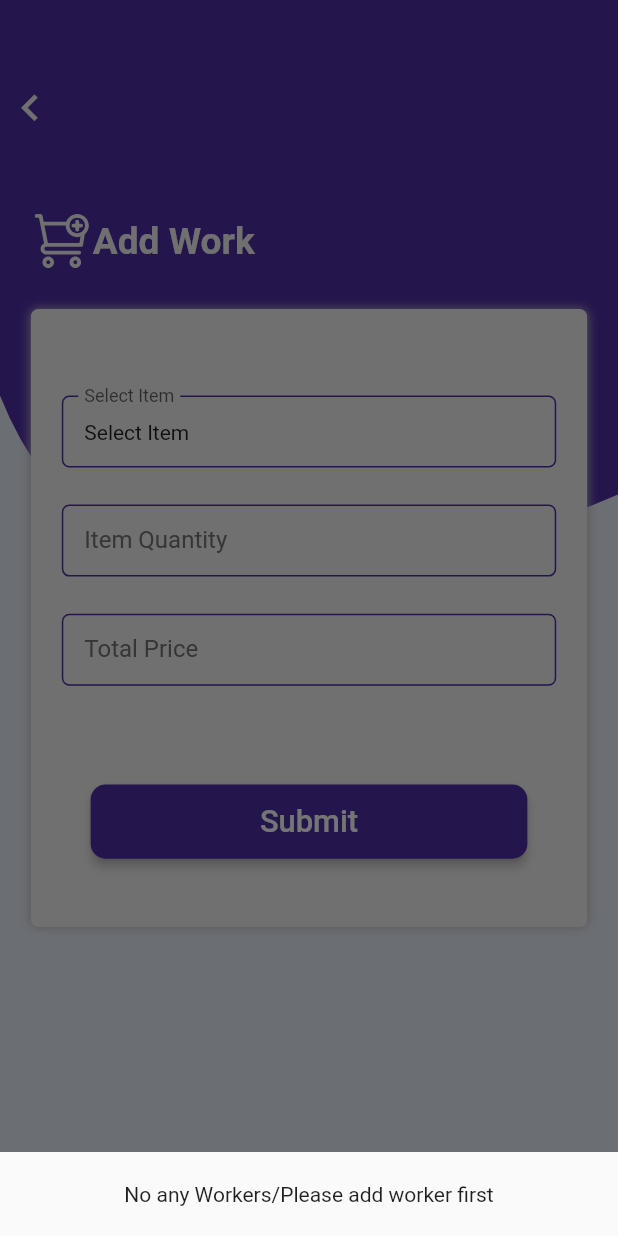
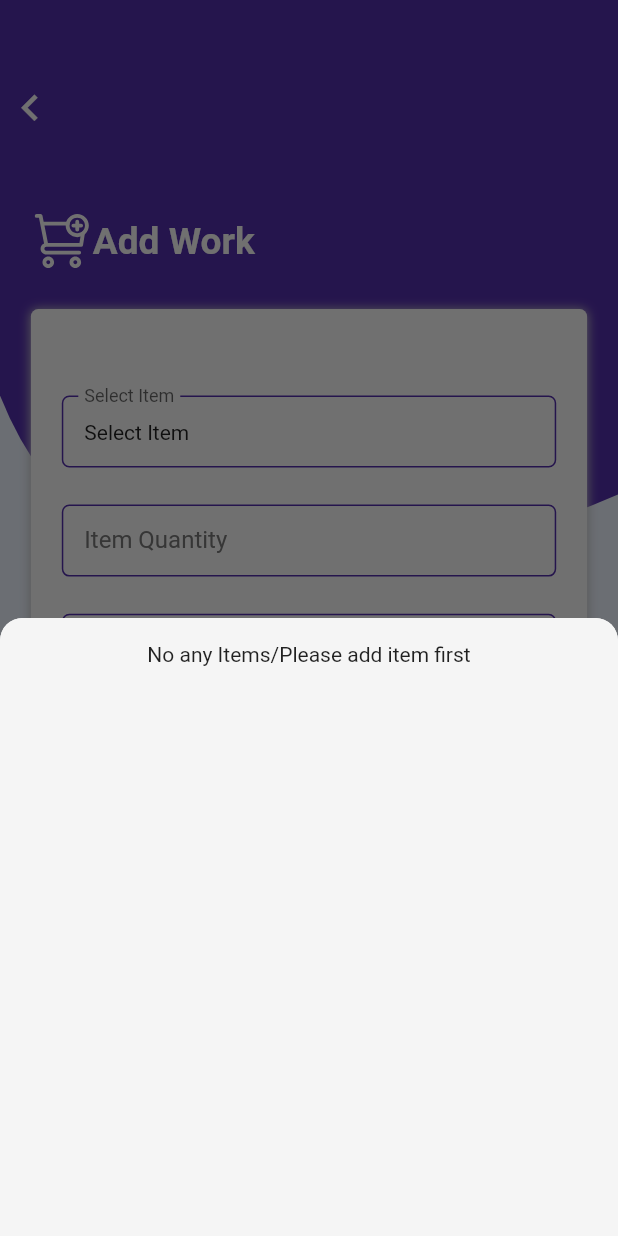
Before and after one commit to HiteshBirari/textile_services, a Flutter app: the AddWorkScreen screen opened directly with empty values, after a tap on "Select Item", on a phone screen of 412 x 824 dp. Run offline on Flutter 3.47's test engine with Material 2 defaults, Android fonts, the phone set to English and light mode, and no system bars; our stand-ins replace awesome_snackbar_content, cloud_firestore, dotted_border, file_picker, firebase_auth, firebase_core and 10 more; missing offline and left inert: mime_type, qr_code_scanner; accounts and stored records are empty; project files that could hold a hidden picture were left out.

Commit message:
Changes done. 18 May

```diff
--- a/lib/Screens/Distributor/Add Item/AddItemScreen.dart
+++ b/lib/Screens/Distributor/Add Item/AddItemScreen.dart
@@ -226,7 +226,7 @@ class _AddItemScreenState extends State<AddItemScreen> {
                              )).then((value){
                                itemName.text = "";
                                itemPrice.text = "";
-                               file = null;
+                               imageFile = null;
                                AppConstant().showToast('Item Added Successfully');
                                setState(() {});
                                isLoading = false;
--- a/lib/Screens/Distributor/Add Item/Database/add_item_database.dart
+++ b/lib/Screens/Distributor/Add Item/Database/add_item_database.dart
@@ -87,9 +87,9 @@ class AddItemDatabase {
     }
   }
 
-  Stream<QuerySnapshot> listenItem() {
+  Stream<QuerySnapshot> listenItem(String email) {
     return FirebaseFirestore.instance
-        .collection('Items').where('distributor',isEqualTo:_auth.currentUser!.email)
+        .collection('Items').where('distributor',isEqualTo: email)
         .orderBy("lastUpdatedTime", descending: true)
         .snapshots();
   }
--- a/lib/Screens/Distributor/Add Item/Models/add_item_model.dart
+++ b/lib/Screens/Distributor/Add Item/Models/add_item_model.dart
@@ -19,7 +19,7 @@ class AddItemModel{
     return AddItemModel(
         itemName: data!["itemName"],
         itemPrice: data["itemPrice"],
-        itemImage: data['image'],
+        itemImage: data['itemImage'],
         distributorEmail: data['distributor'],
         lastUpdatedTime: DateTime.parse(data['lastUpdatedTime'].toDate().toString()),
         docID: doc.id
--- a/lib/Screens/Distributor/AddWork/AddWorkScreen.dart
+++ b/lib/Screens/Distributor/AddWork/AddWorkScreen.dart
@@ -29,9 +29,18 @@ class _AddWorkScreenState extends State<AddWorkScreen> {
   FirebaseAuth auth = FirebaseAuth.instance;
   AddWorkDatabase db = AddWorkDatabase();
   bool isLoading = false;
+  String email = "";
 
   TextEditingController itemQuantity= TextEditingController();
   TextEditingController totalPrice= TextEditingController();
+
+  @override
+  void initState() {
+    setState(() {
+       email = auth.currentUser!.email!;
+    });
+    super.initState();
+  }
 
   @override
   Widget build(BuildContext context) {
@@ -239,14 +248,33 @@ class _AddWorkScreenState extends State<AddWorkScreen> {
 
 
   Future<void> selectItemSheet()async{
+    Size size = MediaQuery.of(context).size;
     await showModalBottomSheet(
         isScrollControlled: true,
         context: context,
+        shape: const RoundedRectangleBorder(borderRadius: BorderRadius.only(
+          topLeft: Radius.circular(15),
+          topRight: Radius.circular(15),
+        ),),
         builder: (BuildContext context) {
           return StatefulBuilder(
               builder: (BuildContext  context, StateSetter setState ){
-                return Padding(
-                  padding: EdgeInsets.only(top: 20, left: 20, right: 20, bottom: MediaQuery.of(context).viewInsets.bottom + 20),
+                return Container(
+                  height: size.height * 0.5,
+                  width: size.width,
+                  padding: EdgeInsets.only(
+                      top: size.height * 0.02,
+                      left: size.width * 0.02,
+                      right: size.width * 0.02,
+                      bottom: size.height * 0.02,
+                  ),
+                  decoration: BoxDecoration(
+                    color: AppConstant.backgroundColor,
+                    borderRadius: const BorderRadius.only(
+                      topLeft: Radius.circular(15),
+                      topRight: Radius.circular(15),
+                    ),
+                  ),
                   child: Column(
                     mainAxisSize: MainAxisSize.min,
                     crossAxisAlignment: CrossAxisAlignment.start,
@@ -262,17 +290,21 @@ class _AddWorkScreenState extends State<AddWorkScreen> {
   _buildListView() {
     final double height = MediaQuery.of(context).size.height;
     final double width = MediaQuery.of(context).size.width;
-
+     final FirebaseAuth auth = FirebaseAuth.instance;
     return StreamBuilder<QuerySnapshot>(
-        stream: AddWorkDatabase().listenWork(),
+        stream: AddItemDatabase().listenItem(email),
         builder: (context, snapshot){
-          if (snapshot.data == null){
+          if(snapshot.connectionState == ConnectionState.waiting){
             return const Center(
-              child: CircularProgressIndicator(),
+              child: Text('Loading......',
+                style:  TextStyle(
+                    fontWeight: FontWeight.w400,
+                    fontSize: 14),
+              ),
             );
-          }else if(snapshot.data!.docs.isEmpty) {
+          } else if(snapshot.data!.docs.length == 0 || snapshot.data!.docs.isEmpty) {
             return const Center(
-              child: Text('No any Workers/Please add worker first',
+              child: Text('No any Items/Please add item first',
                 style:  TextStyle(
                     fontWeight: FontWeight.w400,
                     fontSize: 14),
@@ -289,13 +321,11 @@ class _AddWorkScreenState extends State<AddWorkScreen> {
                     position: index,
                     duration: const Duration(milliseconds:575),
                     child: SlideAnimation(
-                      verticalOffset: 56.0,
+                      verticalOffset: 34.0,
                       child: FadeInAnimation(
                         child: InkWell(
-                          onTap: null,
+                          onTap: (){},
                           child: Container(
-                            margin:  EdgeInsets.fromLTRB(width*0.03, height*0.00, width*0.03, height*0.02),
-                            padding:  EdgeInsets.fromLTRB(width*0.03, 0, width*0.03, 0),
                             decoration:  BoxDecoration(
                                 color: AppConstant.backgroundColor,
                                 boxShadow: const [
@@ -336,7 +366,7 @@ class _AddWorkScreenState extends State<AddWorkScreen> {
                                           children: [
                                             Expanded(
                                               child: Text(
-                                                snapshot.data!.docs[index]['itemPrice'],
+                                                "${snapshot.data!.docs[index]['itemPrice']}",
                                                 style: TextStyle(
                                                     fontSize: width*0.035),
                                               ),
```
